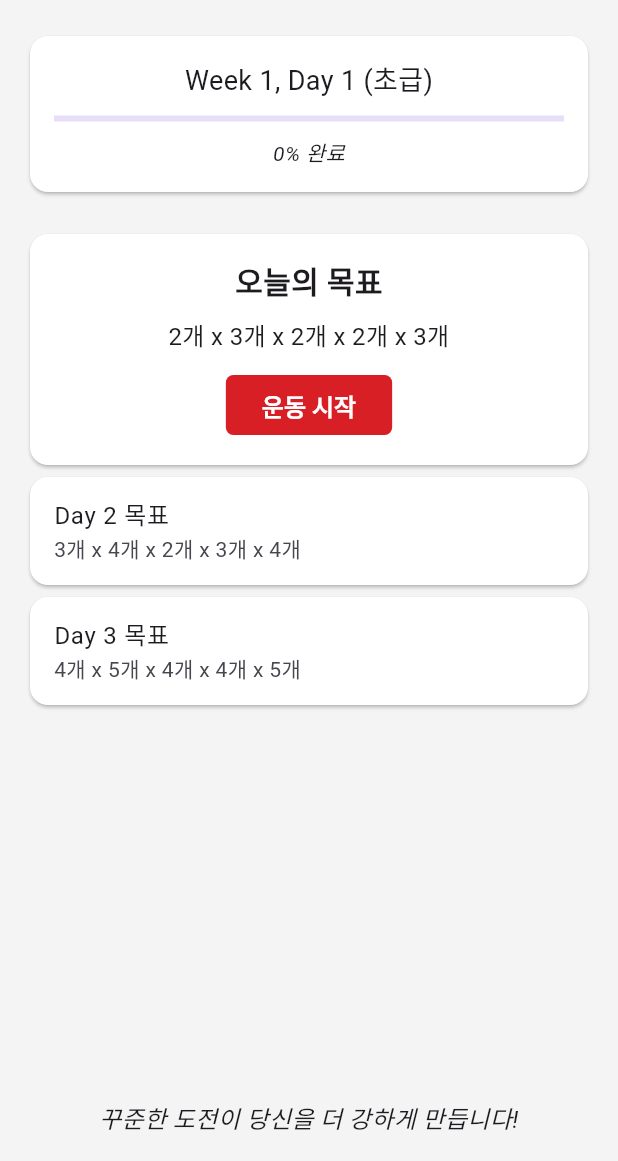
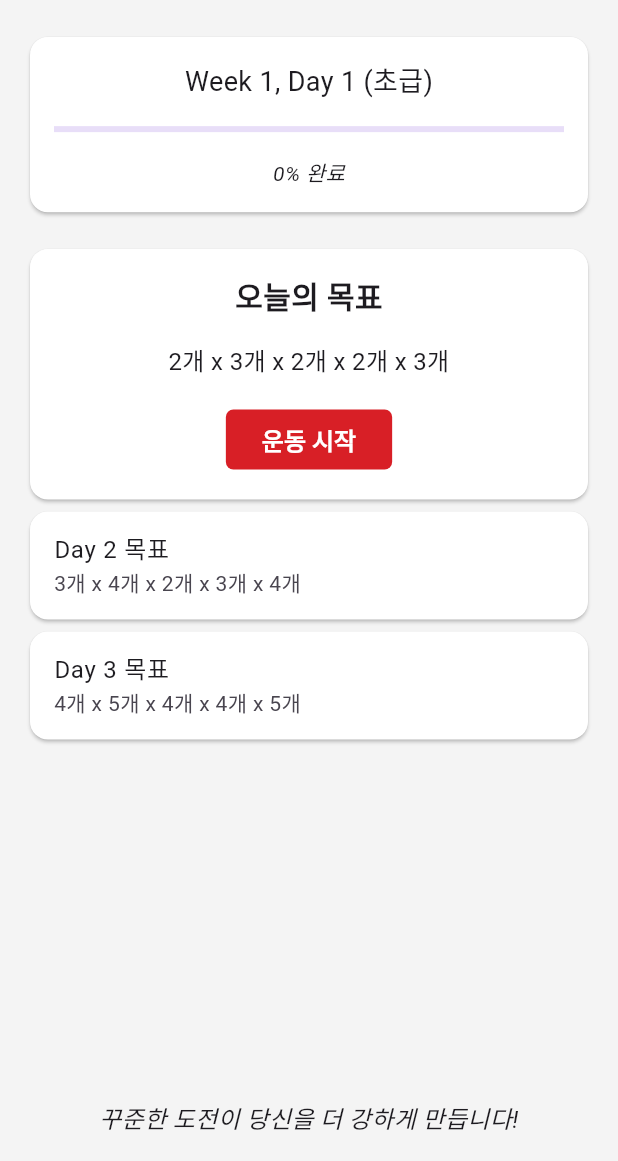
Before and after one commit to JYB0/push100, a Flutter app: the screen it shows after launch, after a tap on "테스트 완료", on a phone screen of 412 x 824 dp, the part 75-1236 px from its top. Run offline on Flutter 3.47's test engine with Material 3 defaults, Android fonts, the light colour scheme and no system bars; our stand-ins replace adaptive_dialog, flutter_local_notifications, google_fonts, shared_preferences, vibration.

Commit message:
dynamic_ui_apply

```diff
--- a/lib/screens/home_screen.dart
+++ b/lib/screens/home_screen.dart
@@ -127,6 +127,9 @@ class HomeScreenState extends State<HomeScreen> {
 
     final isTestDay = widget.isTestMode;
 
+    final screenWidth = MediaQuery.of(context).size.width;
+    final screenHeight = MediaQuery.of(context).size.height;
+
     return Scaffold(
       body: SafeArea(
         child: Padding(
@@ -140,7 +143,7 @@ class HomeScreenState extends State<HomeScreen> {
                 textAlign: TextAlign.center,
                 style: TextStyle(fontSize: 24, fontWeight: FontWeight.bold),
               ),
-              const SizedBox(height: 20),
+              SizedBox(height: screenHeight * 0.025),
 
               // 진행 상황 요약
               Card(
@@ -163,12 +166,12 @@ class HomeScreenState extends State<HomeScreen> {
                               : "Week ${widget.week}, Day $currentDay (${widget.level})",
                           style: const TextStyle(fontSize: 18),
                         ),
-                        const SizedBox(height: 10),
+                        SizedBox(height: screenHeight * 0.02),
                         LinearProgressIndicator(
                           value: progress,
                           color: progressColor,
                         ),
-                        const SizedBox(height: 10),
+                        SizedBox(height: screenHeight * 0.02),
                         Text(
                           "${(progress * 100).toStringAsFixed(0)}% 완료",
                           style: const TextStyle(
@@ -179,7 +182,7 @@ class HomeScreenState extends State<HomeScreen> {
                   ),
                 ),
               ),
-              const SizedBox(height: 20),
+              SizedBox(height: screenHeight * 0.02),
 
               // 오늘의 훈련 목표 또는 테스트 시작
               Card(
@@ -195,7 +198,7 @@ class HomeScreenState extends State<HomeScreen> {
                                 fontWeight: FontWeight.bold,
                               ),
                             ),
-                            const SizedBox(height: 10),
+                            SizedBox(height: screenHeight * 0.02),
                             Text(
                               isTestDay
                                   ? "테스트를 시작하세요!"
@@ -203,7 +206,7 @@ class HomeScreenState extends State<HomeScreen> {
                               style: const TextStyle(fontSize: 16),
                               textAlign: TextAlign.center,
                             ),
-                            const SizedBox(height: 10),
+                            SizedBox(height: screenHeight * 0.02),
                             ElevatedButton(
                               onPressed: () {
                                 if (isTestDay) {
--- a/lib/screens/initial_test_screen.dart
+++ b/lib/screens/initial_test_screen.dart
@@ -47,6 +47,9 @@ class InitialTestScreenState extends State<InitialTestScreen> {
       color: AppColors.redPrimary,
     );
 
+    final screenWidth = MediaQuery.of(context).size.width;
+    final screenHeight = MediaQuery.of(context).size.height;
+
     return GestureDetector(
       onTap: _dismissKeyboard,
       child: Scaffold(
@@ -61,15 +64,15 @@ class InitialTestScreenState extends State<InitialTestScreen> {
                   "푸시업 초기 테스트",
                   style: TextStyle(fontSize: 24, fontWeight: FontWeight.bold),
                 ),
-                const SizedBox(height: 20),
+                SizedBox(height: screenHeight * 0.05),
                 const Text(
                   "정자세로 푸시업을 한 뒤 푸시업 개수를 설정하세요.",
                   textAlign: TextAlign.center,
                   style: TextStyle(fontSize: 16),
                 ),
-                const SizedBox(height: 40),
+                SizedBox(height: screenHeight * 0.1),
                 SizedBox(
-                  width: 200,
+                  width: screenWidth * 0.5,
                   child: TextField(
                     controller: _controller,
                     keyboardType: TextInputType.number,
@@ -111,7 +114,7 @@ class InitialTestScreenState extends State<InitialTestScreen> {
                     },
                   ),
                 ),
-                const SizedBox(height: 40),
+                SizedBox(height: screenHeight * 0.05),
                 ElevatedButton(
                   onPressed: () async {
                     _dismissKeyboard();
```
Also changed, not shown: lib/screens/test_screen.dart (+7 -4 lines), lib/screens/workout_history_screen.dart (+8 -5 lines).
